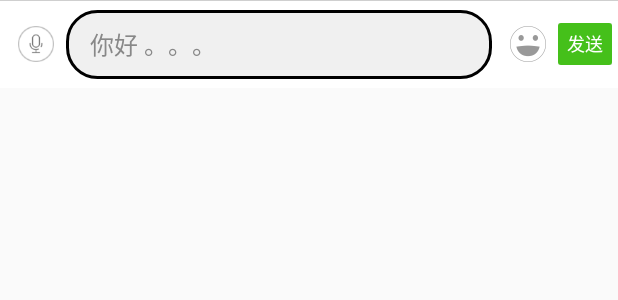
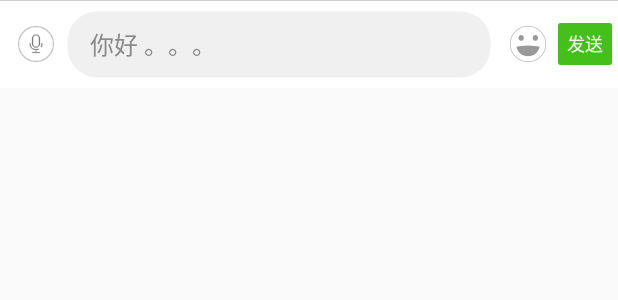
Before and after one commit to sinothk/ChatUI, an Android app: the layout keyboard_bar_layout.xml on its own in the app's theme, with its tools: preview values and no code run, on a phone screen of 412 x 824 dp. Shown: the top 300 px of the screen. Run offline under Robolectric (Android 15) with nearby library versions, the phone set to English and light mode, and no system bars.

Commit message:
初始化！

```diff
--- a/ChatUI/src/main/res/drawable/im_input_bg.xml
+++ b/ChatUI/src/main/res/drawable/im_input_bg.xml
@@ -3,7 +3,7 @@
     android:shape="rectangle"
     android:useLevel="true">
     <solid android:color="#FFF0F0F0" />
-    <stroke android:width="2dp" />
+    <stroke android:width="2dp" android:color="#00FFFFFF"/>
 
     <corners android:radius="20dp" />
 </shape>
```
